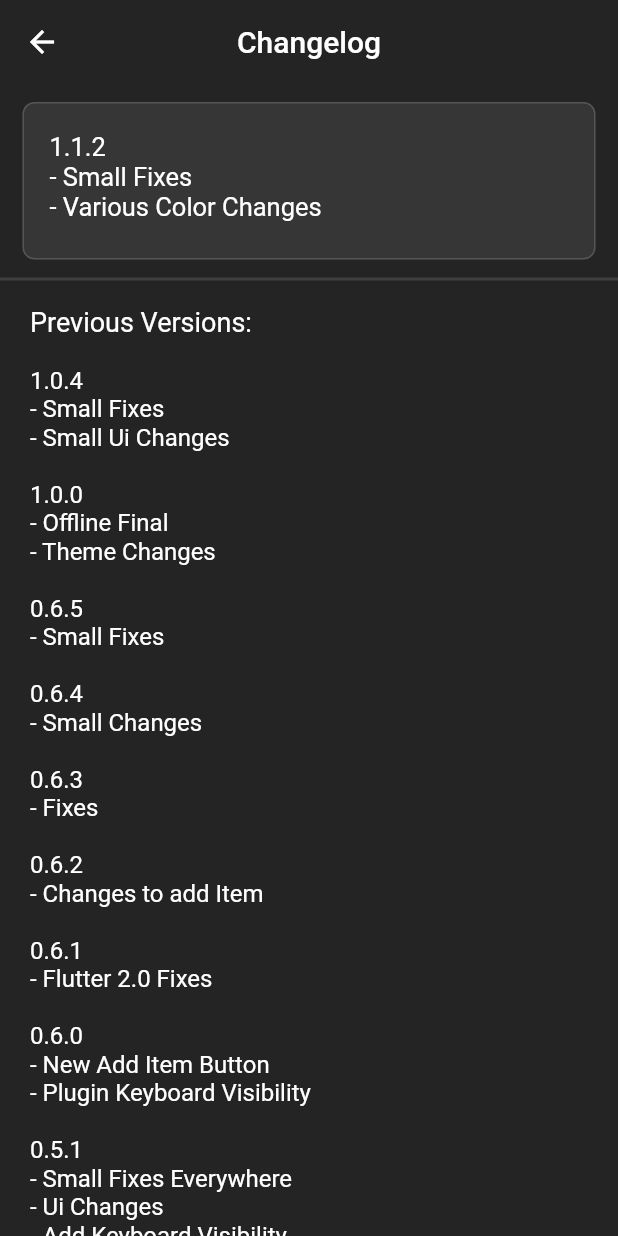
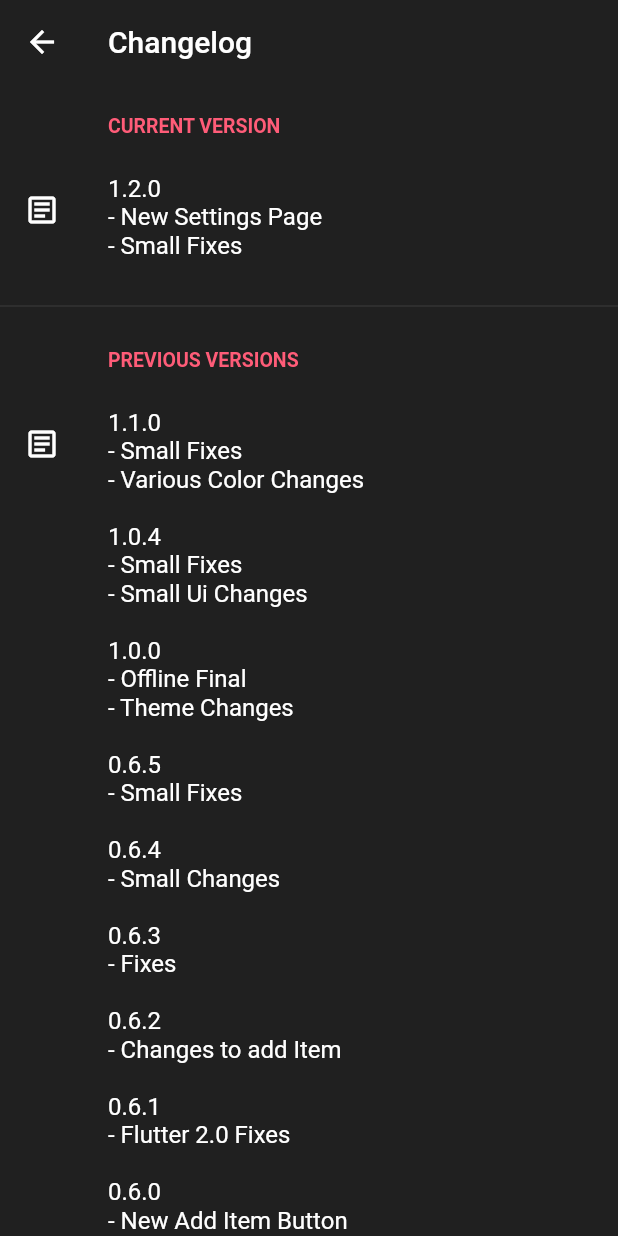
Before and after one commit to Fschmatz/shoppinglistfschmtz, a Flutter app: the Changelog screen opened directly, on a phone screen of 412 x 824 dp. Run offline on Flutter 3.47's test engine with Material 2 defaults, Android fonts, the phone set to English and light mode, and no system bars; our stand-ins replace flutter_colorpicker, shared_preferences, sqflite; accounts and stored records are empty.

Commit message:
Update 1.2.0

```diff
--- a/lib/configs/changelog.dart
+++ b/lib/configs/changelog.dart
@@ -2,56 +2,53 @@ import 'package:flutter/material.dart';
 import '../util/nameChangelog.dart';
 
 class Changelog extends StatelessWidget {
+
+  Color themeColorApp = Color(0xFFFF5C78);
+
   @override
   Widget build(BuildContext context) {
     return Scaffold(
         appBar: AppBar(
           title: Text("Changelog"),
-          centerTitle: true,
           elevation: 0,
         ),
         body: ListView(children: <Widget>[
-          Card(
-            margin: EdgeInsets.fromLTRB(15, 12, 15, 5),
-            shape: RoundedRectangleBorder(
-              borderRadius: BorderRadius.circular(8),
-              side: BorderSide(
-                color: Colors.grey.withOpacity(0.3),
-                width: 1,
+          ListTile(
+              leading: SizedBox(
+                height: 0.1,
               ),
+              title: Text("Current Version".toUpperCase(),
+                  style: TextStyle(
+                      fontSize: 13,
+                      fontWeight: FontWeight.w700,
+                      color: themeColorApp))),
+          ListTile(
+            leading: Icon(
+              Icons.article_outlined,
             ),
-            elevation: 0.0,
-            child: Container(
-              padding: EdgeInsets.fromLTRB(18, 0, 18, 5),
-              child: Text(
-                NameChangelog.changelogCurrent,
-                style: TextStyle(
-                  fontSize: 17,
-                ),
-              ),
+            title: Text(
+              NameChangelog.changelogCurrent,
+              style: TextStyle(fontSize: 16),
             ),
           ),
-
-          Divider(thickness: 2,),
-          Container(
-            padding: EdgeInsets.fromLTRB(20, 10, 20, 5),
-            child: Column(
-              crossAxisAlignment: CrossAxisAlignment.start,
-              children: [
-                Text(
-                  "Previous Versions: ",
-                  textAlign: TextAlign.start,
-                  style: TextStyle(
-                    fontSize: 18,
-                  ),
-                ),
-                Text(
-                  NameChangelog.changelogsOld,
-                  style: TextStyle(
-                    fontSize: 16,
-                  ),
-                ),
-              ],
+          Divider(),
+          ListTile(
+            leading: SizedBox(
+              height: 0.1,
+            ),
+            title: Text("Previous Versions".toUpperCase(),
+                style: TextStyle(
+                    fontSize: 13,
+                    fontWeight: FontWeight.w700,
+                    color: themeColorApp)),
+          ),
+          ListTile(
+            leading: Icon(
+              Icons.article_outlined,
+            ),
+            title: Text(
+              NameChangelog.changelogsOld,
+              style: TextStyle(fontSize: 16),
             ),
           ),
         ]));
--- a/lib/pages/edit/itemEditShopList.dart
+++ b/lib/pages/edit/itemEditShopList.dart
@@ -47,8 +47,8 @@ class _ItemEditShopListState extends State<ItemEditShopList> {
         side: BorderSide(
           width: 1,
           color: widget.item.estado == 0
-              ? Colors.grey[700]
-              : Colors.grey[700].withOpacity(0.1),
+              ? Colors.grey[800]
+              : Colors.grey[800].withOpacity(0.1),
         ),
       ),
       child: Row(
@@ -87,7 +87,7 @@ class _ItemEditShopListState extends State<ItemEditShopList> {
                   counterText: "" // hide maxlength counter
               ),
               style: TextStyle(
-                fontSize: 18,
+                fontSize: 16,
                 color: widget.item.estado == 1
                     ? Theme.of(context).disabledColor
                     : Theme.of(context).textTheme.headline6.color,
--- a/lib/pages/home/itemShopListHome.dart
+++ b/lib/pages/home/itemShopListHome.dart
@@ -33,7 +33,7 @@ class _ItemShopListHomeState extends State<ItemShopListHome> {
       child: ListTile(
         title: Text(
           widget.item.nome,
-          style: TextStyle(fontSize: 17),
+          style: TextStyle(fontSize: 16),
         ),
         trailing:  Checkbox(
           activeColor: Theme.of(context).accentColor,
--- a/lib/pages/home/shopListHome.dart
+++ b/lib/pages/home/shopListHome.dart
@@ -61,8 +61,8 @@ class _ShopListHomeState extends State<ShopListHome> {
         borderRadius: BorderRadius.all(Radius.circular(15)),
         side: BorderSide(
           color: Color(int.parse(widget.shopList.cor.substring(6, 16)))
-              .withOpacity(0.8),
-          width: 1,
+              .withOpacity(0.7),
+          width: 1.5,
         ),
       ),
       child: InkWell(
@@ -92,7 +92,7 @@ class _ShopListHomeState extends State<ShopListHome> {
                 child: Text(
                   widget.shopList.nome,
                   style:
-                      TextStyle(fontSize: 18.5, fontWeight: FontWeight.bold),
+                      TextStyle(fontSize: 17, fontWeight: FontWeight.w600),
                 )),
             const SizedBox(height: 7,),
             ListView.builder(
--- a/lib/pages/new/itemNewShopList.dart
+++ b/lib/pages/new/itemNewShopList.dart
@@ -30,7 +30,7 @@ class _ItemNewShopListState extends State<ItemNewShopList> {
         borderRadius: BorderRadius.all(Radius.circular(8)),
         side: BorderSide(
           width: 1,
-          color: Colors.grey[700],
+          color: Colors.grey[800],
         ),
       ),
       child: Row(
@@ -64,7 +64,7 @@ class _ItemNewShopListState extends State<ItemNewShopList> {
                   counterText: "" // hide maxlength counter
               ),
               style: TextStyle(
-                fontSize: 18,
+                fontSize: 16,
               ),
             ),
           ),
--- a/lib/util/nameChangelog.dart
+++ b/lib/util/nameChangelog.dart
@@ -1,15 +1,17 @@
 class NameChangelog{
 
-  static String appVersion = "1.1.2";
+  static String appVersion = "1.2.0";
   static String appName = "ShopList Fschmtz";
 
   static String changelogCurrent = '''
-
-1.1.2
+1.2.0
+- New Settings Page
+- Small Fixes
+''';
+  static String changelogsOld = '''
+1.1.0
 - Small Fixes
 - Various Color Changes
-''';
-  static String changelogsOld = '''
 
 1.0.4
 - Small Fixes
--- a/pubspec.yaml
+++ b/pubspec.yaml
@@ -15,7 +15,7 @@ publish_to: 'none' # Remove this line if you wish to publish to pub.dev
 # In iOS, build-name is used as CFBundleShortVersionString while build-number used as CFBundleVersion.
 # Read more about iOS versioning at
 # https://developer.apple.com/library/archive/documentation/General/Reference/InfoPlistKeyReference/Articles/CoreFoundationKeys.html
-version: 1.1.2
+version: 1.2.0
 
 environment:
   sdk: ">=2.7.0 <3.0.0"
@@ -37,6 +37,7 @@ dev_dependencies:
   shared_preferences: ^0.5.12+4
   sqflite: ^1.3.0
   flutter_colorpicker: ^0.3.4
+  url_launcher: ^5.7.10
 
 # For information on the generic Dart part of this file, see the
 # following page: https://dart.dev/tools/pub/pubspec
```
Also changed, not shown: lib/configs/about.dart (deleted, +0 -88 lines), lib/configs/appInfo.dart (added, +125 -0 lines), lib/configs/configs.dart (deleted, +0 -160 lines), lib/configs/settings.dart (added, +126 -0 lines), lib/pages/edit/editShopList.dart (+9 -10 lines), lib/pages/home/home.dart (+19 -14 lines), lib/pages/new/newShopList.dart (+7 -8 lines), lib/util/theme.dart (+16 -10 lines), pubspec.lock.
